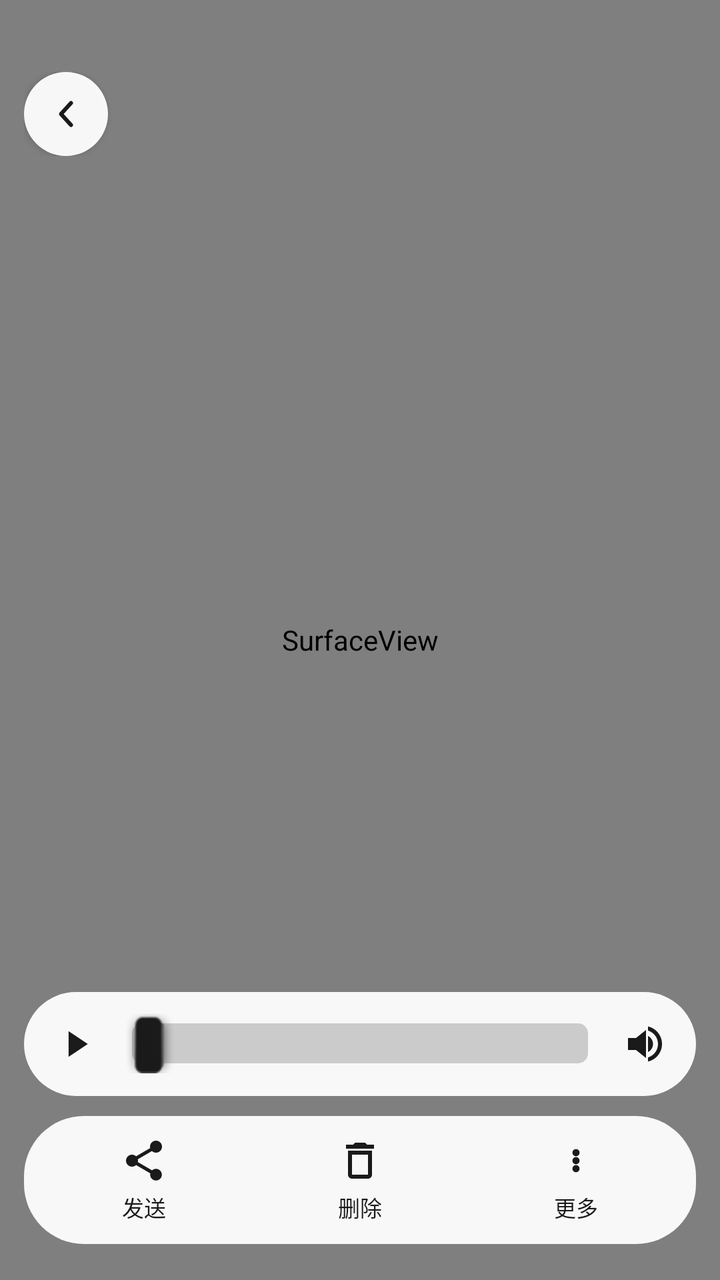
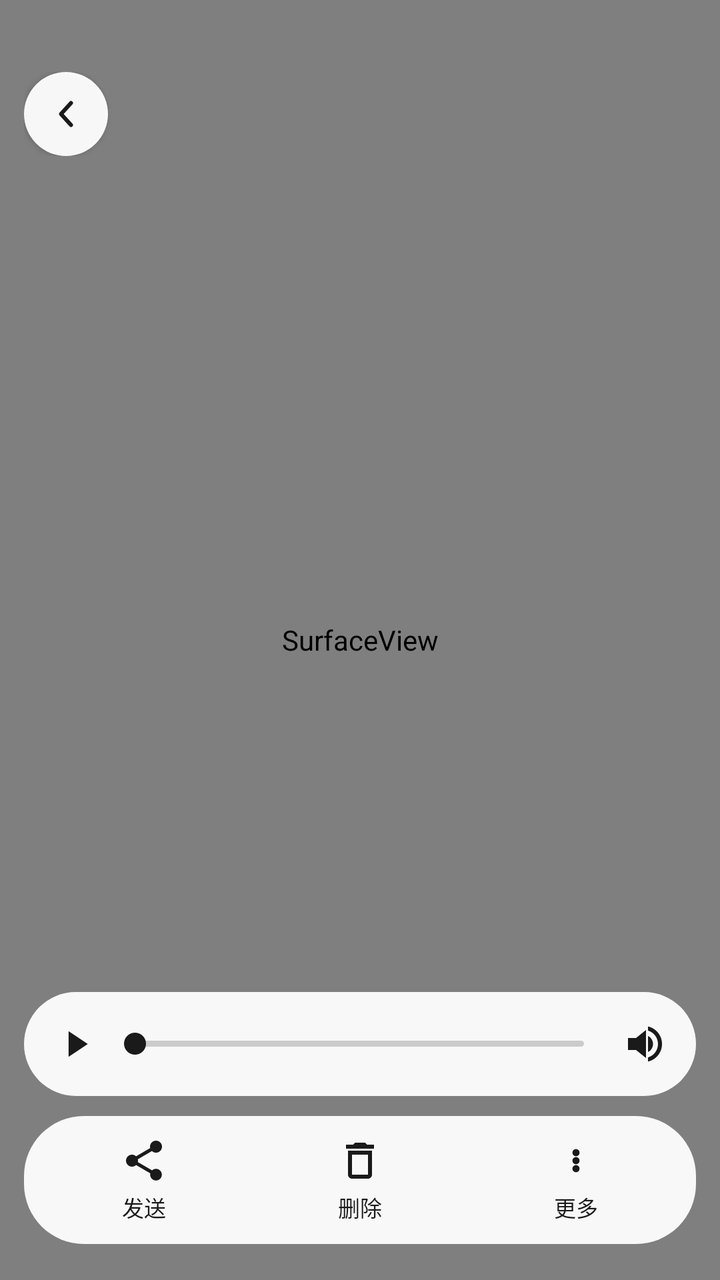

An Android layout rendered at two revisions. The XML below is the earlier revision; the diff shows what the commit changed to produce the second picture.
<!-- AndroidManifest.xml: activity theme android:Theme.Black.NoTitleBar -->
<!-- res/layout/activity_video_player.xml -->
<?xml version="1.0" encoding="utf-8"?>
<FrameLayout xmlns:android="http://schemas.android.com/apk/res/android"
    android:id="@+id/video_root"
    android:layout_width="match_parent"
    android:layout_height="match_parent"
    android:background="@color/video_bg">

    <SurfaceView
        android:id="@+id/video_surface"
        android:layout_width="match_parent"
        android:layout_height="match_parent"
        android:layout_gravity="center" />

    
    <LinearLayout
        android:id="@+id/video_top"
        android:layout_width="match_parent"
        android:layout_height="wrap_content"
        android:layout_gravity="top"
        android:paddingHorizontal="12dp"
        android:paddingTop="36dp"
        android:paddingBottom="8dp"
        android:gravity="center_vertical"
        android:orientation="horizontal">

        <ImageButton
            android:id="@+id/btn_video_back"
            android:layout_width="42dp"
            android:layout_height="42dp"
            android:background="@drawable/bg_circle_light"
            android:elevation="2dp"
            android:padding="9dp"
            android:src="@drawable/ic_video_back"
            android:contentDescription="@string/video_back" />

        <TextView
            android:id="@+id/tv_video_date"
            android:layout_width="0dp"
            android:layout_height="wrap_content"
            android:layout_weight="1"
            android:gravity="center"
            android:textColor="#F2FFFFFF"
            android:textSize="14sp" />
    </LinearLayout>

    
    <LinearLayout
        android:id="@+id/video_controls"
        android:layout_width="match_parent"
        android:layout_height="wrap_content"
        android:layout_gravity="bottom"
        android:orientation="vertical"
        android:paddingHorizontal="12dp"
        android:paddingBottom="18dp">

        <LinearLayout
            android:layout_width="match_parent"
            android:layout_height="52dp"
            android:background="@drawable/bg_video_pill"
            android:gravity="center_vertical"
            android:orientation="horizontal"
            android:paddingStart="4dp"
            android:paddingEnd="4dp">

            <ImageButton
                android:id="@+id/btn_video_play"
                android:layout_width="44dp"
                android:layout_height="44dp"
                android:background="@null"
                android:padding="10dp"
                android:src="@drawable/ic_video_play"
                android:contentDescription="@string/video_play" />

            <SeekBar
                android:id="@+id/seek_video"
                android:layout_width="0dp"
                android:layout_height="wrap_content"
                android:layout_weight="1"
                android:progressBackgroundTint="@color/video_track"
                android:progressTint="@color/video_icon"
                android:thumbTint="@color/video_icon"
                android:splitTrack="false"
                android:paddingHorizontal="6dp" />

            <ImageButton
                android:id="@+id/btn_video_mute"
                android:layout_width="44dp"
                android:layout_height="44dp"
                android:background="@null"
                android:padding="10dp"
                android:src="@drawable/ic_video_volume"
                android:contentDescription="@string/video_mute" />
        </LinearLayout>

        <LinearLayout
            android:layout_width="match_parent"
            android:layout_height="64dp"
            android:layout_marginTop="10dp"
            android:background="@drawable/bg_video_pill"
            android:orientation="horizontal"
            android:paddingHorizontal="6dp">

            <LinearLayout
                android:id="@+id/act_video_send"
                style="@style/VideoActionItem">

                <ImageView
                    style="@style/VideoActionIcon"
                    android:src="@drawable/ic_video_share" />

                <TextView style="@style/VideoActionLabel" android:text="@string/video_send" />
            </LinearLayout>

            /LinearLayout>

            /LinearLayout>

            <LinearLayout
                android:id="@+id/act_video_delete"
                style="@style/VideoActionItem">

                <ImageView
                    style="@style/VideoActionIcon"
                    android:src="@drawable/ic_video_delete" />

                <TextView style="@style/VideoActionLabel" android:text="@string/video_delete" />
            </LinearLayout>

            <LinearLayout
                android:id="@+id/act_video_more"
                style="@style/VideoActionItem">

                <ImageView
                    style="@style/VideoActionIcon"
                    android:src="@drawable/ic_video_more" />

                <TextView style="@style/VideoActionLabel" android:text="@string/video_more" />
            </LinearLayout>
        </LinearLayout>
    </LinearLayout>
</FrameLayout>
<!-- resources referenced by this layout -->
<resources>
  <color name="video_bg">#FF000000</color>
  <color name="video_icon">#FF1A1A1A</color>
  <color name="video_track">#2E000000</color>
  <!-- drawable bg_circle_light (drawable) -->
  <?xml version="1.0" encoding="utf-8"?>
  <shape xmlns:android="http://schemas.android.com/apk/res/android" android:shape="oval">
      <solid android:color="#F2FFFFFF" />
  </shape>
  <!-- drawable bg_video_pill (drawable) -->
  <?xml version="1.0" encoding="utf-8"?>
  <shape xmlns:android="http://schemas.android.com/apk/res/android" android:shape="rectangle">
      <solid android:color="@color/video_pill" />
      <corners android:radius="30dp" />
  </shape>
  <!-- drawable ic_video_back (drawable) -->
  <vector xmlns:android="http://schemas.android.com/apk/res/android"
      android:width="24dp" android:height="24dp"
      android:viewportWidth="24" android:viewportHeight="24"
      android:tint="@color/video_icon">
      <path android:fillColor="#00000000" android:strokeColor="#FF000000"
          android:strokeWidth="2" android:strokeLineCap="round" android:strokeLineJoin="round"
          android:pathData="M14.5,6.5L9.5,12l5,5.5" />
  </vector>
  <!-- drawable ic_video_delete (drawable) -->
  <vector xmlns:android="http://schemas.android.com/apk/res/android"
      android:width="24dp" android:height="24dp"
      android:viewportWidth="24" android:viewportHeight="24"
      android:tint="@color/video_icon">
      <path android:fillColor="#FF000000" android:pathData="M6,19c0,1.1 0.9,2 2,2h8c1.1,0 2,-0.9 2,-2V7H6v12zM8,9h8v10H8V9zM15.5,4l-1,-1h-5l-1,1H5v2h14V4z" />
  </vector>
  <!-- drawable ic_video_play (drawable) -->
  <vector xmlns:android="http://schemas.android.com/apk/res/android"
      android:width="24dp" android:height="24dp"
      android:viewportWidth="24" android:viewportHeight="24"
      android:tint="@color/video_icon">
      <path android:fillColor="#FF000000" android:pathData="M8.3,5.6L17.9,12L8.3,18.4Z" />
  </vector>
  <string name="video_back">返回</string>
  <string name="video_delete">删除</string>
  <string name="video_more">更多</string>
  <string name="video_mute">静音</string>
  <string name="video_play">播放</string>
  <string name="video_send">发送</string>
  <style name="VideoActionIcon">
          <item name="android:layout_width">24dp</item>
          <item name="android:layout_height">24dp</item>
          <item name="android:contentDescription">@null</item>
      </style>
  <style name="VideoActionLabel">
          <item name="android:layout_width">wrap_content</item>
          <item name="android:layout_height">wrap_content</item>
          <item name="android:layout_marginTop">3dp</item>
          <item name="android:textColor">@color/video_icon</item>
          <item name="android:textSize">11sp</item>
      </style>
  <color name="video_pill">#F2FFFFFF</color>
  <!-- unchanged entries left out for length: 4 -->
</resources>

<!-- the commit's change to res/layout/activity_video_player.xml (unified diff, before → after) -->
@@ -76,11 +76,13 @@
                 android:layout_width="0dp"
                 android:layout_height="wrap_content"
                 android:layout_weight="1"
-                android:progressBackgroundTint="@color/video_track"
-                android:progressTint="@color/video_icon"
-                android:thumbTint="@color/video_icon"
+                android:maxHeight="3dp"
+                android:minHeight="3dp"
+                android:progressDrawable="@drawable/seek_video_track"
+                android:thumb="@drawable/seek_video_thumb"
+                android:thumbOffset="6dp"
                 android:splitTrack="false"
-                android:paddingHorizontal="6dp" />
+                android:paddingHorizontal="8dp" />
 
             <ImageButton
                 android:id="@+id/btn_video_mute"
<!-- resource entries referenced after the edit -->
@@ -2,7 +2,6 @@
 <resources>
   <color name="video_bg">#FF000000</color>
   <color name="video_icon">#FF1A1A1A</color>
-  <color name="video_track">#2E000000</color>
   <!-- drawable bg_circle_light (drawable) -->
   <?xml version="1.0" encoding="utf-8"?>
   <shape xmlns:android="http://schemas.android.com/apk/res/android" android:shape="oval">
@@ -37,6 +36,32 @@
       android:tint="@color/video_icon">
       <path android:fillColor="#FF000000" android:pathData="M8.3,5.6L17.9,12L8.3,18.4Z" />
   </vector>
+  <!-- drawable seek_video_thumb (drawable) -->
+  <?xml version="1.0" encoding="utf-8"?>
+  <shape xmlns:android="http://schemas.android.com/apk/res/android" android:shape="oval">
+      <solid android:color="@color/video_icon" />
+      <size android:width="11dp" android:height="11dp" />
+  </shape>
+  <!-- drawable seek_video_track (drawable) -->
+  <?xml version="1.0" encoding="utf-8"?>
+  <layer-list xmlns:android="http://schemas.android.com/apk/res/android">
+      <item android:id="@android:id/background">
+          <shape android:shape="rectangle">
+              <solid android:color="#2E000000" />
+              <corners android:radius="2dp" />
+              <size android:height="3dp" />
+          </shape>
+      </item>
+      <item android:id="@android:id/progress">
+          <clip>
+              <shape android:shape="rectangle">
+                  <solid android:color="@color/video_icon" />
+                  <corners android:radius="2dp" />
+                  <size android:height="3dp" />
+              </shape>
+          </clip>
+      </item>
+  </layer-list>
   <string name="video_back">返回</string>
   <string name="video_delete">删除</string>
   <string name="video_more">更多</string>
